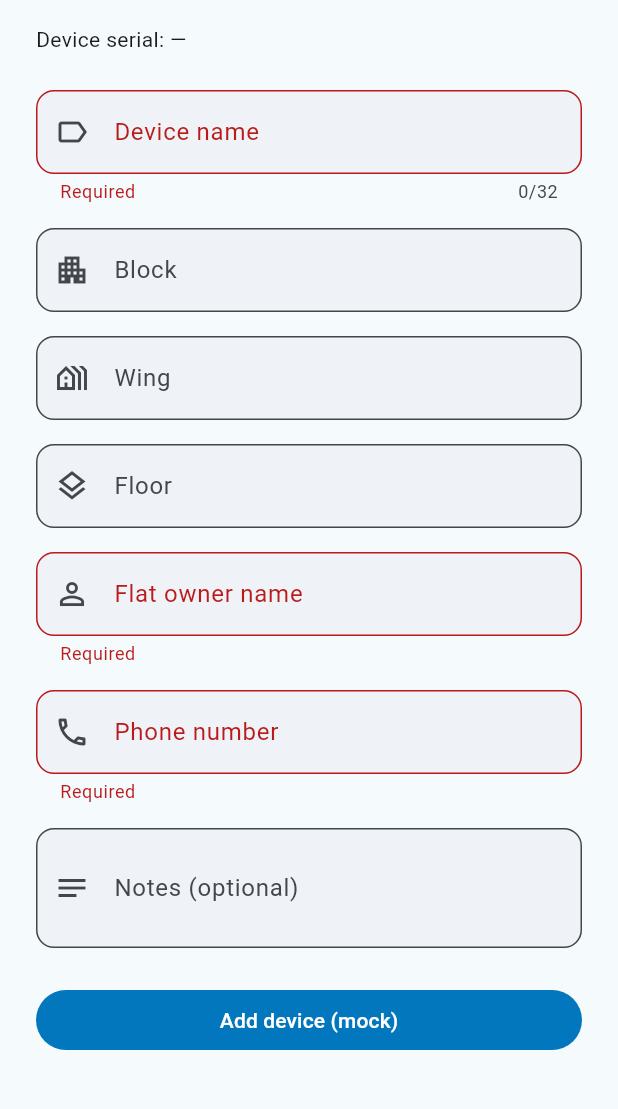
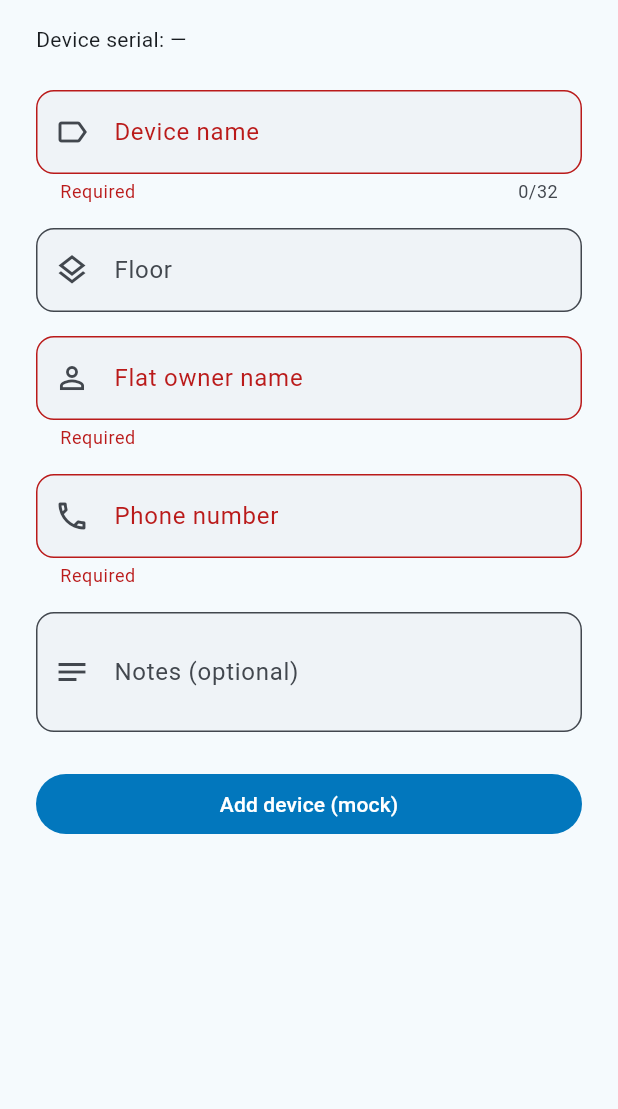
Before and after one commit to compilerNayan/v_switch_app, a Flutter app: the NameDeviceStep widget shown alone on an empty page, opened directly, after a tap on "Add device (mock)", on a phone screen of 412 x 824 dp, the part 120-1229 px from its top. Run offline on Flutter 3.47's test engine with Material 3 defaults, Android fonts, the phone set to English and light mode, and no system bars; our stand-ins replace connectivity_plus, dio, fl_chart, flutter_local_notifications, flutter_riverpod, flutter_secure_storage and 4 more; missing offline and left inert: amplify_auth_cognito, amplify_flutter, app_settings, network_info_plus; accounts and stored records are empty.

Commit message:
meter blocks

```diff
--- a/water_meter_app/lib/features/devices/water_meter/steps/name_device_step.dart
+++ b/water_meter_app/lib/features/devices/water_meter/steps/name_device_step.dart
@@ -163,17 +163,27 @@ class _NameDeviceStepState extends ConsumerState<NameDeviceStep> {
         setState(() => _applyStructureDefaults(tenantConfig));
       });
     }
-    final blockOptions = ref.watch(distinctBlocksProvider);
-    final blockId = tenantConfig != null
-        ? _effectiveBlockId(blockOptions)
-        : _blockController.text.trim();
-    final wingOptions = tenantConfig != null && blockId.isNotEmpty
-        ? tenantConfig.structure.wingsForBlock(blockId)
-        : ref.watch(distinctWingsProvider);
-    final wingName = tenantConfig != null
-        ? _effectiveWingName(tenantConfig, blockId)
-        : _wingController.text.trim();
-    final floorOptions = blockId.isNotEmpty && wingName.isNotEmpty
+    final showBlock =
+        tenantConfig != null && tenantConfig.hasBlocks;
+    final blockOptions =
+        showBlock ? tenantConfig!.structure.blockIds : const <String>[];
+    final blockId = showBlock ? _effectiveBlockId(blockOptions) : '';
+    final showWing = tenantConfig != null && tenantConfig.hasWings;
+    final wingOptions = showWing
+        ? (blockId.isNotEmpty
+            ? tenantConfig!.structure.wingsForBlock(blockId)
+            : tenantConfig!.structure.blocks
+                .expand((b) => b.wingNames)
+                .toSet()
+                .toList()
+              ..sort())
+        : const <String>[];
+    final wingName = showWing ? _effectiveWingName(tenantConfig!, blockId) : '';
+    final showFloorPicker = tenantConfig != null &&
+        tenantConfig.hasFloors &&
+        blockId.isNotEmpty &&
+        wingName.isNotEmpty;
+    final floorOptions = showFloorPicker
         ? ref.watch(
             floorsForWingProvider((blockId: blockId, wingName: wingName)),
           )
@@ -251,8 +261,8 @@ class _NameDeviceStepState extends ConsumerState<NameDeviceStep> {
                   child: Padding(
                     padding: const EdgeInsets.all(12),
                     child: Text(
-                      'No block/wing layout saved for this building. Add '
-                      'structure under Settings → Building, or enter details below.',
+                      'No block/wing layout saved for this building. You can '
+                      'add structure later under Settings → Building.',
                       style: Theme.of(context).textTheme.bodySmall,
                     ),
                   ),
@@ -275,10 +285,8 @@ class _NameDeviceStepState extends ConsumerState<NameDeviceStep> {
                   return null;
                 },
               ),
-              const SizedBox(height: 16),
-              if (tenantConfig != null &&
-                  tenantConfig.hasBlocks &&
-                  blockOptions.isNotEmpty)
+              if (showBlock) ...[
+                const SizedBox(height: 16),
                 DropdownButtonFormField<String>(
                   value: _selectedBlock,
                   decoration: const InputDecoration(
@@ -294,30 +302,10 @@ class _NameDeviceStepState extends ConsumerState<NameDeviceStep> {
                     _selectedFloor = null;
                   }),
                   validator: (v) => v == null || v.isEmpty ? 'Required' : null,
-                )
-              else
-                TextFormField(
-                  controller: _blockController,
-                  decoration: InputDecoration(
-                    labelText: 'Block',
-                    hintText: 'e.g. A, B, Tower 1',
-                    prefixIcon: const Icon(Icons.apartment_outlined),
-                    helperText: blockOptions.isNotEmpty
-                        ? 'Existing: ${blockOptions.take(6).join(', ')}'
-                        : null,
-                  ),
-                  textCapitalization: TextCapitalization.words,
-                  validator: (value) {
-                    if (tenantConfig != null && tenantConfig.hasBlocks) {
-                      return value == null || value.trim().isEmpty
-                          ? 'Required'
-                          : null;
-                    }
-                    return null;
-                  },
                 ),
-              const SizedBox(height: 16),
-              if (tenantConfig != null && wingOptions.isNotEmpty)
+              ],
+              if (showWing) ...[
+                const SizedBox(height: 16),
                 DropdownButtonFormField<String>(
                   value: _selectedWing,
                   decoration: const InputDecoration(
@@ -332,30 +320,10 @@ class _NameDeviceStepState extends ConsumerState<NameDeviceStep> {
                     _selectedFloor = null;
                   }),
                   validator: (v) => v == null || v.isEmpty ? 'Required' : null,
-                )
-              else
-                TextFormField(
-                  controller: _wingController,
-                  decoration: InputDecoration(
-                    labelText: 'Wing',
-                    hintText: 'e.g. East, North',
-                    prefixIcon: const Icon(Icons.holiday_village_outlined),
-                    helperText: wingOptions.isNotEmpty
-                        ? 'Existing: ${wingOptions.take(6).join(', ')}'
-                        : null,
-                  ),
-                  textCapitalization: TextCapitalization.words,
-                  validator: (value) {
-                    if (tenantConfig != null && tenantConfig.hasWings) {
-                      return value == null || value.trim().isEmpty
-                          ? 'Required'
-                          : null;
-                    }
-                    return null;
-                  },
                 ),
+              ],
               const SizedBox(height: 16),
-              if (floorOptions.isNotEmpty)
+              if (showFloorPicker && floorOptions.isNotEmpty)
                 DropdownButtonFormField<String>(
                   value: _selectedFloor,
                   decoration: const InputDecoration(
```
Also changed, not shown: water_meter_app/lib/features/units/edit_unit_screen.dart (+10 -35 lines), 1 other file.
